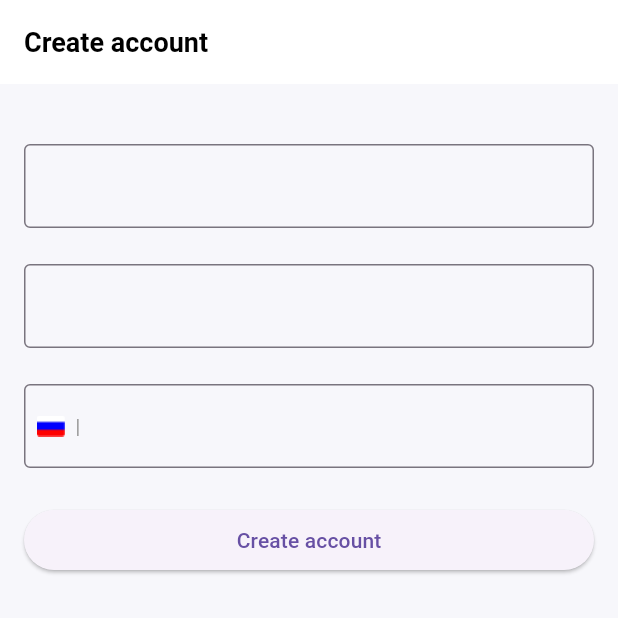
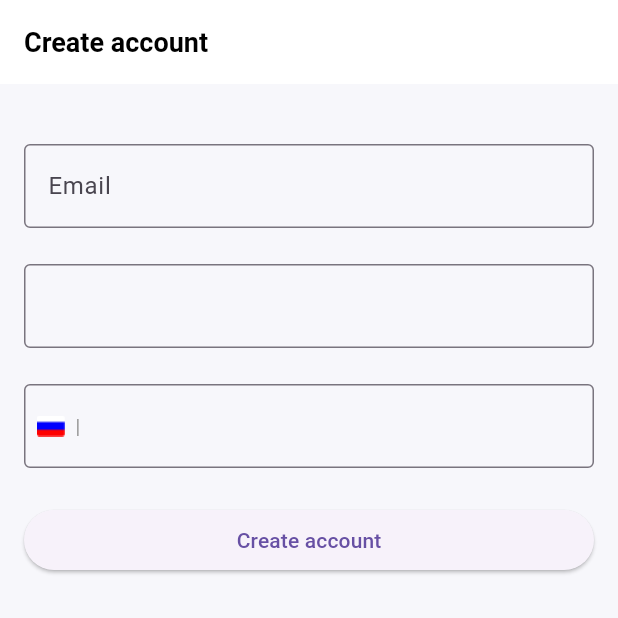
Before and after one commit to Kirus1930/PKS_Task_6, a Flutter app: the screen it shows after launch, on a phone screen of 412 x 824 dp, the top half of it. Run offline on Flutter 3.47's test engine with Material 3 defaults, Android fonts, the phone set to English and light mode, and no system bars.

Commit message:
Update create_account_screen.dart

```diff
--- a/madshop_ui_eremin/lib/screens/create_account_screen.dart
+++ b/madshop_ui_eremin/lib/screens/create_account_screen.dart
@@ -23,6 +23,7 @@ class CreateAccountScreen extends StatelessWidget {
               keyboardType: TextInputType.emailAddress,
               decoration: InputDecoration(
                 border: const OutlineInputBorder(),
+                labelText: 'Email',
               ),
               validator: (v) =>
                   (v == null || v.trim().isEmpty) ? 'Email' : null,
```
